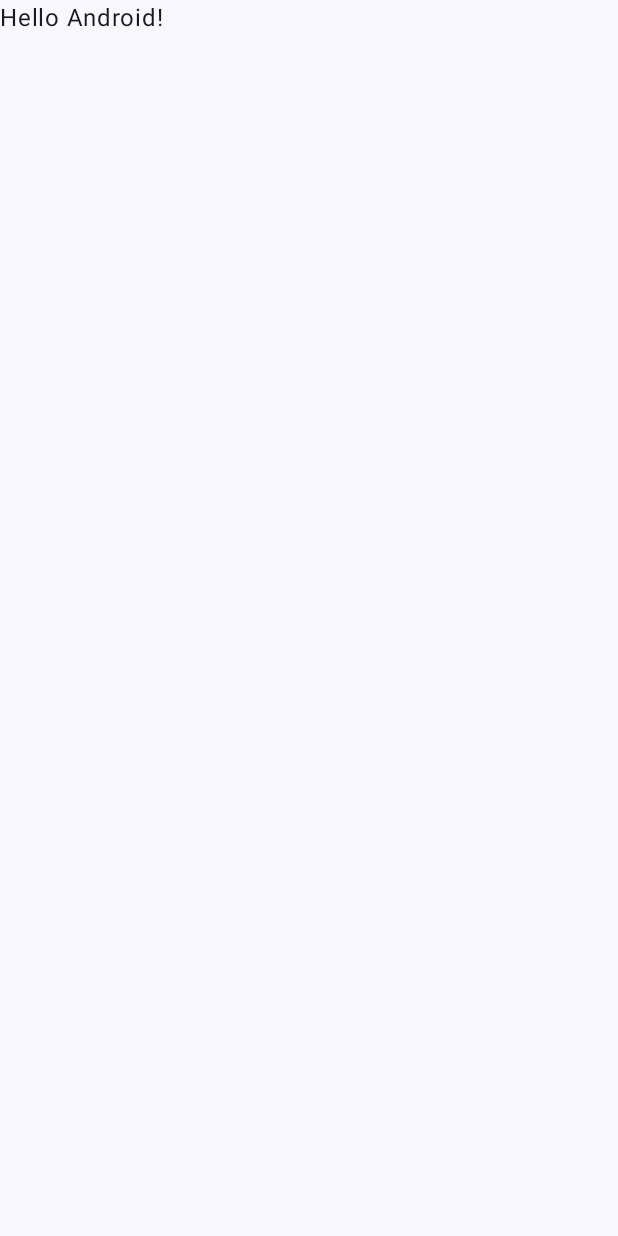
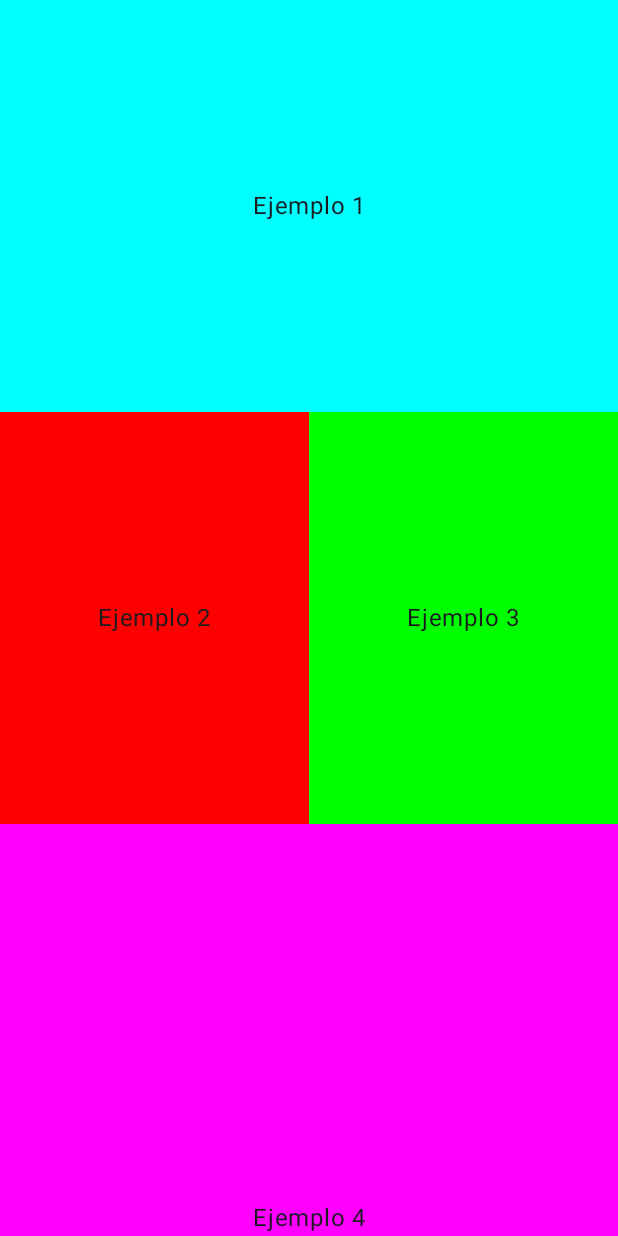
Before and after one commit to jorgila/JetpackComposeCatalogo, an Android app built with Jetpack Compose: the screen it shows after launch (MainActivity), on a phone screen of 412 x 824 dp. Before the commit the screen is almost empty. Run offline under Robolectric (Android 15) with nearby library versions, the phone set to English and light mode, and no system bars.

```diff
--- a/app/build.gradle.kts
+++ b/app/build.gradle.kts
@@ -59,6 +59,7 @@ dependencies {
     implementation("androidx.compose.ui:ui-graphics")
     implementation("androidx.compose.ui:ui-tooling-preview")
     implementation("androidx.compose.material3:material3")
+    implementation("androidx.constraintlayout:constraintlayout-compose-android:1.1.0-alpha13")
     testImplementation("junit:junit:4.13.2")
     androidTestImplementation("androidx.test.ext:junit:1.1.5")
     androidTestImplementation("androidx.test.espresso:espresso-core:3.5.1")
--- a/app/src/main/java/com/estholon/jetpackcomposecatalogo/MainActivity.kt
+++ b/app/src/main/java/com/estholon/jetpackcomposecatalogo/MainActivity.kt
@@ -1,15 +1,26 @@
 package com.estholon.jetpackcomposecatalogo
 
+import android.graphics.Paint.Align
 import android.os.Bundle
 import androidx.activity.ComponentActivity
 import androidx.activity.compose.setContent
+import androidx.compose.foundation.background
+import androidx.compose.foundation.layout.Box
+import androidx.compose.foundation.layout.Column
+import androidx.compose.foundation.layout.Row
+import androidx.compose.foundation.layout.fillMaxHeight
 import androidx.compose.foundation.layout.fillMaxSize
+import androidx.compose.foundation.layout.height
+import androidx.compose.foundation.layout.width
 import androidx.compose.material3.MaterialTheme
 import androidx.compose.material3.Surface
 import androidx.compose.material3.Text
 import androidx.compose.runtime.Composable
+import androidx.compose.ui.Alignment
 import androidx.compose.ui.Modifier
+import androidx.compose.ui.graphics.Color
 import androidx.compose.ui.tooling.preview.Preview
+import androidx.compose.ui.unit.dp
 import com.estholon.jetpackcomposecatalogo.ui.theme.JetpackComposeCatalogoTheme
 
 class MainActivity : ComponentActivity() {
@@ -22,7 +33,7 @@ class MainActivity : ComponentActivity() {
                     modifier = Modifier.fillMaxSize(),
                     color = MaterialTheme.colorScheme.background
                 ) {
-                    Greeting("Android")
+                    MyBox("Android")
                 }
             }
         }
@@ -30,17 +41,29 @@ class MainActivity : ComponentActivity() {
 }
 
 @Composable
-fun Greeting(name: String, modifier: Modifier = Modifier) {
-    Text(
-        text = "Hello $name!",
-        modifier = modifier
-    )
+fun MyBox(name: String, modifier: Modifier = Modifier) {
+    Column(modifier = Modifier.fillMaxSize()) {
+        Box(modifier = Modifier.weight(1f).fillMaxSize().background(Color.Cyan), contentAlignment = Alignment.Center){
+            Text(text = "Ejemplo 1")
+        }
+        Row(modifier = Modifier.weight(1f).fillMaxSize()){
+                Box(modifier = modifier.weight(1f).fillMaxSize().background(Color.Red), contentAlignment = Alignment.Center){
+                    Text(text = "Ejemplo 2")
+                }
+                Box(modifier = modifier.weight(1f).fillMaxSize().background(Color.Green), contentAlignment = Alignment.Center){
+                    Text(text = "Ejemplo 3")
+                }
+        }
+        Box(modifier = modifier.weight(1f).fillMaxSize().background(Color.Magenta), contentAlignment = Alignment.BottomCenter){
+            Text(text = "Ejemplo 4")
+        }
+    }
 }
 
 @Preview(showBackground = true)
 @Composable
 fun GreetingPreview() {
     JetpackComposeCatalogoTheme {
-        Greeting("Android")
+        MyBox("Android")
     }
 }
```
Also changed, not shown: app/src/main/java/com/estholon/jetpackcomposecatalogo/ConstraintExample.kt (added, +62 -0 lines).
